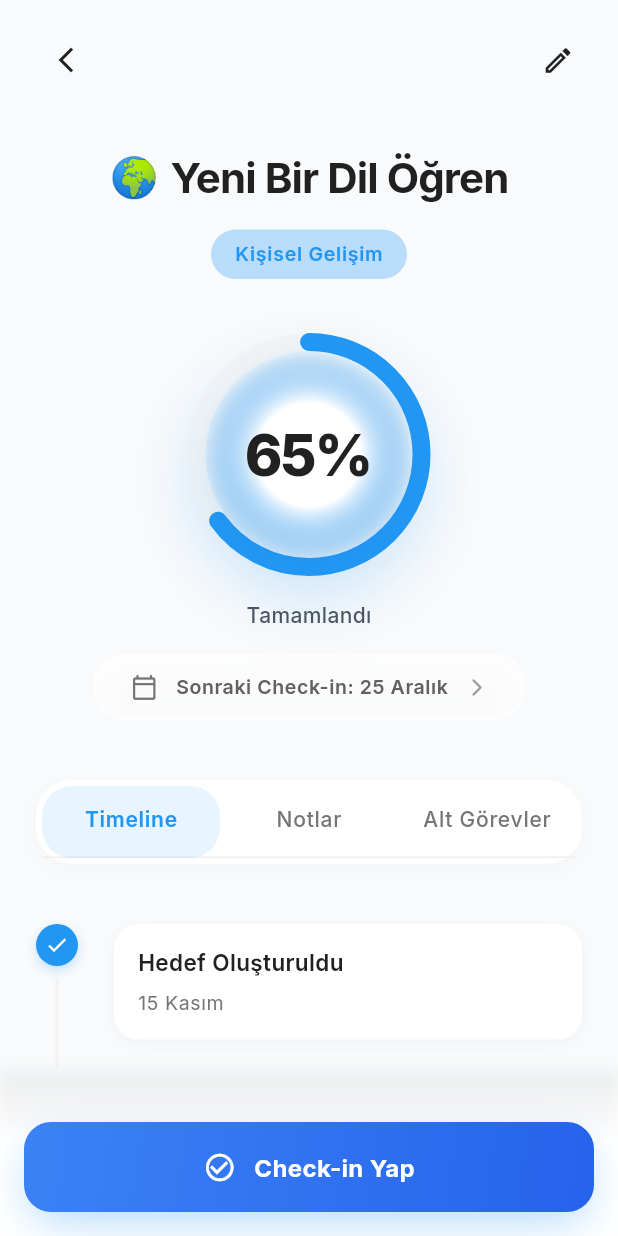
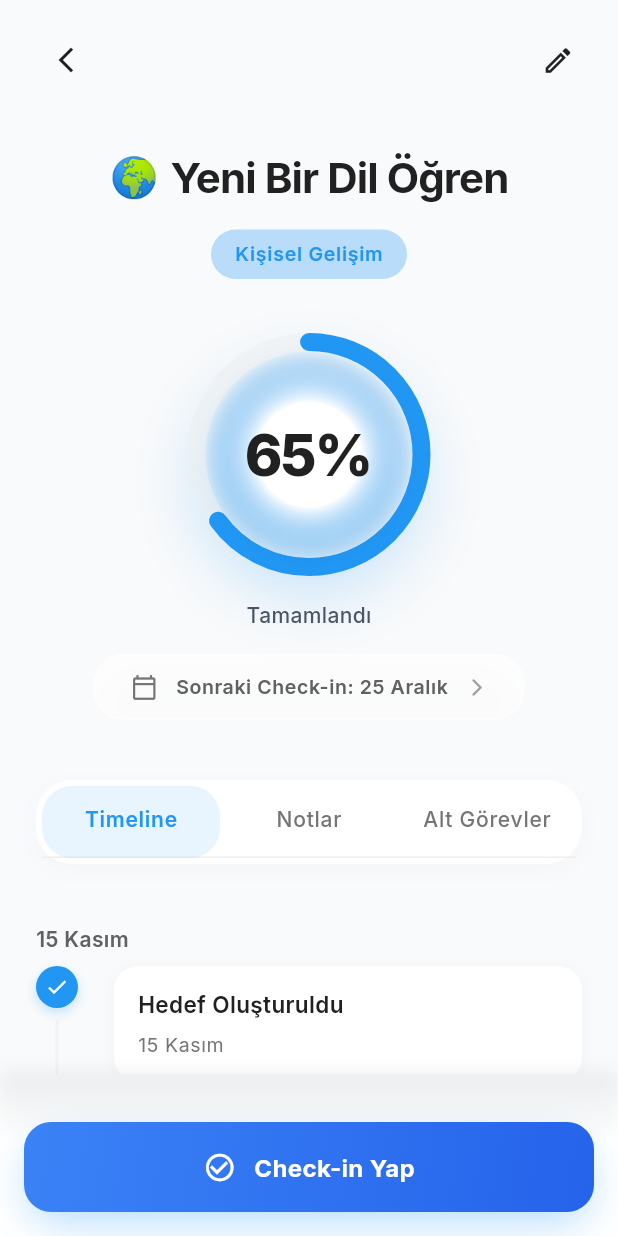
Before and after one commit to mehmetakifkucukkaya/year-flow, a Flutter app: the GoalDetailPage screen opened directly with empty values, after a tap on "Check-in Yap", on a phone screen of 412 x 824 dp. Run offline on Flutter 3.47's test engine with Material 3 defaults, Android fonts, the phone set to English and light mode, and no system bars; our stand-ins replace flutter_riverpod, go_router, google_fonts.

Commit message:
refactor: clean up CheckInPage and enhance GoalDetailPage functionality

```diff
--- a/lib/features/goals/presentation/goal_detail_page.dart
+++ b/lib/features/goals/presentation/goal_detail_page.dart
@@ -24,6 +24,9 @@ class GoalDetailPage extends ConsumerStatefulWidget {
 class _GoalDetailPageState extends ConsumerState<GoalDetailPage>
     with SingleTickerProviderStateMixin {
   late TabController _tabController;
+  final _GoalDetail _goal = _mockGoal;
+  List<_TimelineItem> _timelineItems =
+      List<_TimelineItem>.from(_mockGoal.timelineItems);
 
   // Premium background color
   static const Color _premiumBackground = Color(0xFFF9FAFB);
@@ -43,9 +46,6 @@ class _GoalDetailPageState extends ConsumerState<GoalDetailPage>
 
   @override
   Widget build(BuildContext context) {
-    // Mock goal data
-    final goal = _mockGoal;
-
     return Scaffold(
       backgroundColor: _premiumBackground,
       body: Column(
@@ -57,7 +57,7 @@ class _GoalDetailPageState extends ConsumerState<GoalDetailPage>
           ),
 
           // Header Section with Progress - Compact
-          _PremiumHeaderSection(goal: goal),
+          _PremiumHeaderSection(goal: _goal),
 
           // Tab Navigation
           _PremiumTabBar(controller: _tabController),
@@ -69,9 +69,9 @@ class _GoalDetailPageState extends ConsumerState<GoalDetailPage>
               child: TabBarView(
                 controller: _tabController,
                 children: [
-                  _TimelineTab(timelineItems: goal.timelineItems),
-                  _NotesTab(notes: goal.notes),
-                  _SubtasksTab(subtasks: goal.subtasks),
+                  _TimelineTab(timelineItems: _timelineItems),
+                  _NotesTab(notes: _goal.notes),
+                  _SubtasksTab(subtasks: _goal.subtasks),
                 ],
               ),
             ),
@@ -79,7 +79,35 @@ class _GoalDetailPageState extends ConsumerState<GoalDetailPage>
         ],
       ),
       // Bottom Action Button - Fixed with gradient
-      bottomNavigationBar: _PremiumBottomButton(goalId: widget.goalId),
+      bottomNavigationBar: _PremiumBottomButton(
+        goalId: widget.goalId,
+        onCheckInCompleted: _handleCheckInCompleted,
+      ),
+    );
+  }
+
+  void _handleCheckInCompleted() {
+    setState(() {
+      _timelineItems = [
+        ..._timelineItems,
+        const _TimelineItem(
+          title: 'Check-in yapıldı (mock)',
+          date: 'Bugün',
+          type: _TimelineItemType.checkIn,
+          note: 'Bu check-in sadece örnek olarak eklendi.',
+        ),
+      ];
+    });
+
+    ScaffoldMessenger.of(context).showSnackBar(
+      SnackBar(
+        content: Text(
+          'Check-in kaydedildi',
+          style: AppTextStyles.bodyMedium.copyWith(
+            color: AppColors.white,
+          ),
+        ),
+      ),
     );
   }
 }
@@ -251,7 +279,7 @@ class _PremiumHeaderSection extends StatelessWidget {
                       ),
                     ),
                     const SizedBox(width: AppSpacing.sm),
-                    Icon(
+                    const Icon(
                       Icons.arrow_forward_ios_rounded,
                       size: 14,
                       color: AppColors.gray500,
@@ -401,7 +429,8 @@ class _GradientCircularProgressPainter extends CustomPainter {
   }
 
   @override
-  bool shouldRepaint(covariant _GradientCircularProgressPainter oldDelegate) {
+  bool shouldRepaint(
+      covariant _GradientCircularProgressPainter oldDelegate) {
     return oldDelegate.progress != progress ||
         oldDelegate.baseColor != baseColor ||
         oldDelegate.progressColor != progressColor;
@@ -557,20 +586,24 @@ final _mockGoal = _GoalDetail(
       title: 'Check-in Yapıldı: +15% İlerleme',
       date: '10 Aralık',
       type: _TimelineItemType.checkIn,
-      note: 'Bu hafta dil pratiği için bir partner buldum. Konuşma becerilerim hızla gelişiyor!',
+      note:
+          'Bu hafta dil pratiği için bir partner buldum. Konuşma becerilerim hızla gelişiyor!',
     ),
   ],
   notes: const [
     _Note(
-      content: 'Duolingo uygulaması ile günde 30 dakika çalışıyorum. Temel kelimeleri öğrenmeye başladım.',
+      content:
+          'Duolingo uygulaması ile günde 30 dakika çalışıyorum. Temel kelimeleri öğrenmeye başladım.',
       date: '20 Kasım',
     ),
     _Note(
-      content: 'Yerel bir dil değişim grubuna katıldım. Haftada 2 kez buluşuyoruz ve pratik yapıyoruz.',
+      content:
+          'Yerel bir dil değişim grubuna katıldım. Haftada 2 kez buluşuyoruz ve pratik yapıyoruz.',
       date: '5 Aralık',
     ),
     _Note(
-      content: 'İlk basit cümleleri kurmaya başladım. Gramer kurallarını öğrenmek için bir kitap aldım.',
+      content:
+          'İlk basit cümleleri kurmaya başladım. Gramer kurallarını öğrenmek için bir kitap aldım.',
       date: '12 Aralık',
     ),
   ],
@@ -611,17 +644,29 @@ class _TimelineTab extends StatelessWidget {
 
   @override
   Widget build(BuildContext context) {
+    final items = List<_TimelineItem>.from(timelineItems);
+
     return SingleChildScrollView(
       padding: const EdgeInsets.all(AppSpacing.lg),
       child: Column(
         crossAxisAlignment: CrossAxisAlignment.start,
         children: [
-          for (int i = 0; i < timelineItems.length; i++) ...[
+          for (int i = 0; i < items.length; i++) ...[
+            if (i == 0 || items[i].date != items[i - 1].date) ...[
+              Text(
+                items[i].date,
+                style: AppTextStyles.bodyMedium.copyWith(
+                  fontWeight: FontWeight.w600,
+                  color: AppColors.gray700,
+                ),
+              ),
+              const SizedBox(height: AppSpacing.xs),
+            ],
             _PremiumTimelineItem(
-              item: timelineItems[i],
-              isLast: i == timelineItems.length - 1,
+              item: items[i],
+              isLast: i == items.length - 1,
             ),
-            if (i < timelineItems.length - 1)
+            if (i < items.length - 1)
               const SizedBox(height: AppSpacing.lg),
           ],
         ],
@@ -718,7 +763,8 @@ class _PremiumTimelineItem extends StatelessWidget {
                   height: 60,
                   margin: const EdgeInsets.only(top: AppSpacing.xs),
                   decoration: BoxDecoration(
-                    color: AppColors.gray200.withOpacity(0.6), // Lighter line
+                    color:
+                        AppColors.gray200.withOpacity(0.6), // Lighter line
                     borderRadius: BorderRadius.circular(1),
                   ),
                 ),
@@ -836,7 +882,8 @@ class _NotesTab extends StatelessWidget {
         children: [
           for (int i = 0; i < notes.length; i++) ...[
             _NoteCard(note: notes[i]),
-            if (i < notes.length - 1) const SizedBox(height: AppSpacing.md),
+            if (i < notes.length - 1)
+              const SizedBox(height: AppSpacing.md),
           ],
         ],
       ),
@@ -878,7 +925,7 @@ class _NoteCard extends StatelessWidget {
         children: [
           Row(
             children: [
-              Icon(
+              const Icon(
                 Icons.note_outlined,
                 size: 18,
                 color: AppColors.gray600,
@@ -953,7 +1000,8 @@ class _SubtasksTab extends StatelessWidget {
         children: [
           for (int i = 0; i < subtasks.length; i++) ...[
             _SubtaskCard(subtask: subtasks[i]),
-            if (i < subtasks.length - 1) const SizedBox(height: AppSpacing.md),
+            if (i < subtasks.length - 1)
+              const SizedBox(height: AppSpacing.md),
           ],
         ],
       ),
@@ -1058,7 +1106,7 @@ class _SubtaskCard extends StatelessWidget {
                   const SizedBox(height: AppSpacing.xs),
                   Row(
                     children: [
-                      Icon(
+                      const Icon(
                         Icons.calendar_today_outlined,
                         size: 14,
                         color: AppColors.gray500,
@@ -1085,9 +1133,13 @@ class _SubtaskCard extends StatelessWidget {
 
 /// Premium Bottom Button - Increased visual weight
 class _PremiumBottomButton extends StatelessWidget {
-  const _PremiumBottomButton({required this.goalId});
+  const _PremiumBottomButton({
+    required this.goalId,
+    required this.onCheckInCompleted,
+  });
 
   final String goalId;
+  final VoidCallback onCheckInCompleted;
 
   @override
   Widget build(BuildContext context) {
@@ -1140,8 +1192,13 @@ class _PremiumBottomButton extends StatelessWidget {
             ],
           ),
           child: FilledButton(
-            onPressed: () {
-              context.push(AppRoutes.checkInPath(goalId));
+            onPressed: () async {
+              final result = await context.push(
+                AppRoutes.checkInPath(goalId),
+              );
+              if (result == true) {
+                onCheckInCompleted();
+              }
             },
             style: FilledButton.styleFrom(
               backgroundColor: Colors.transparent,
```
Also changed, not shown: lib/features/checkin/presentation/check_in_page.dart (+6 -15 lines).
